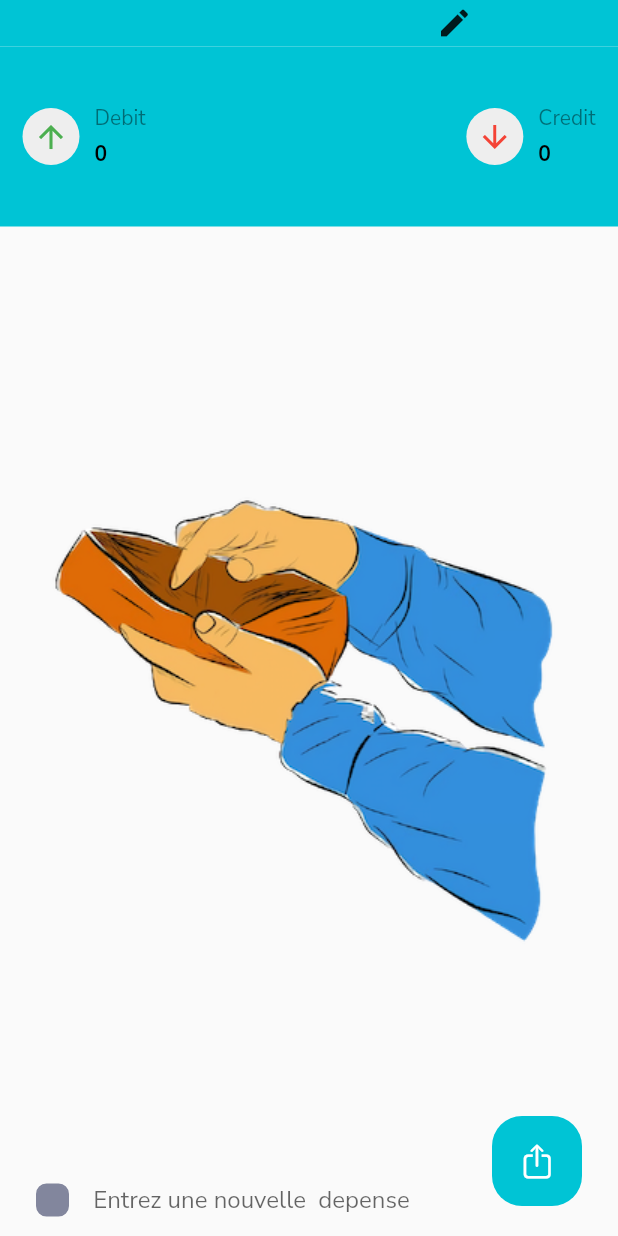
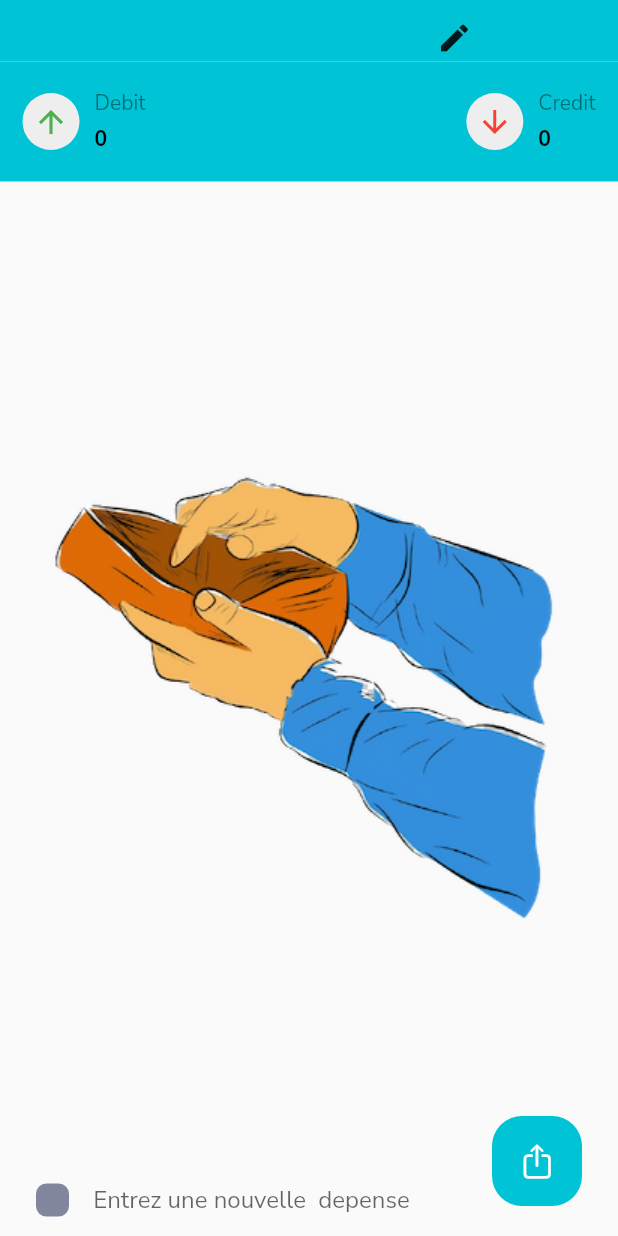
Before and after one commit to aurelienbono/Kamte, a Flutter app: the TaskPage screen opened directly with empty values, on a phone screen of 412 x 824 dp. Run offline on Flutter 3.47's test engine with Material 2 defaults, Android fonts, the phone set to English and light mode, and no system bars; our stand-ins replace flutter_slidable, google_fonts, share_plus, sqflite; accounts and stored records are empty.

Commit message:
mise en place d'un padding top  dans le container

```diff
--- a/lib/screen/taskpage.dart
+++ b/lib/screen/taskpage.dart
@@ -64,9 +64,12 @@ class _TaskPageState extends State<TaskPage> {
               children: [
                 Container(
                   color: Color(0xff00c4d5),
+                  child: Padding(
+                    padding: const EdgeInsets.only(top: 10),
                     child: Row(
                       mainAxisAlignment: MainAxisAlignment.spaceAround,
                       children: [
+
                         Flexible(
                           child: Text(_taskTitle!,
                               style: TextStyle(
@@ -164,6 +167,7 @@ showModalBottomSheet(
                             },
                             child: Icon(Icons.edit))
                       ],
+                    ),
                   ),
                 ),
                 TopCard(
--- a/lib/widget.dart
+++ b/lib/widget.dart
@@ -133,7 +133,7 @@ class _TopCardState extends State<TopCard> {
   @override
   Widget build(BuildContext context) {
     return Container(
-      height: 120,
+      height: 80,
       child: Center(
         child: Column(
           mainAxisAlignment: MainAxisAlignment.spaceEvenly,
```
Lines whose indentation alone changed are shown as unchanged.
